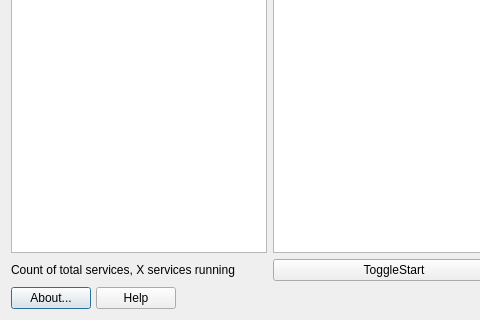
Before: the Qt Designer form mainwindow.ui in MX-Linux/mx-service-manager, drawn with Qt 5; both pictures show x 0 to 480 and y 215 to 535 of the 774 by 535 pixel window.
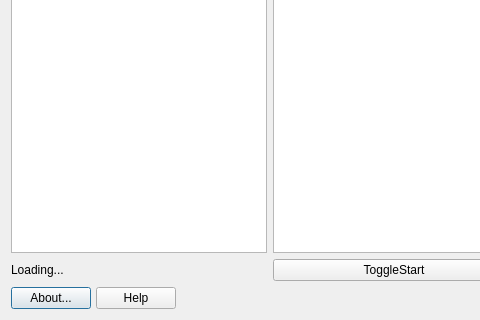
After: the same form once the commit is applied. Icons and pictures are not drawn.

Commit message: Show UI and 'Loading...' while the list is generated

Patch:
```diff
--- a/mainwindow.ui
+++ b/mainwindow.ui
@@ -218,7 +218,7 @@
    <item row="3" column="0">
     <widget class="QLabel" name="labelCount">
      <property name="text">
-      <string>Count of total services, X services running</string>
+      <string>Loading...</string>
      </property>
     </widget>
    </item>
```
The commit also changes 1 other file.
